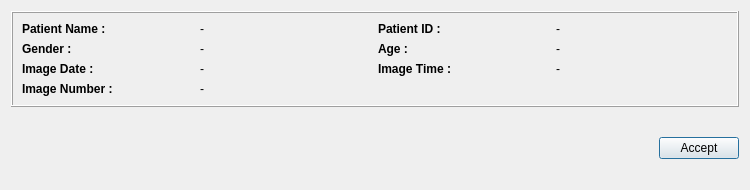
Before: the Qt Designer form starviewer/src/core/qdicomdumpbase.ui in starviewer-medical/starviewer, drawn with Qt 5.
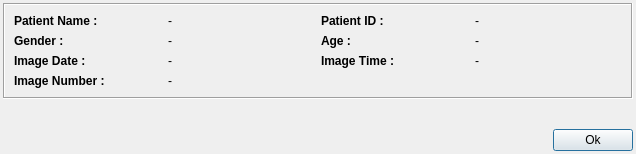
After: the same form once the commit is applied. Icons and pictures are not drawn. Custom widgets are drawn as their Qt base class.

Commit message: ENH: adequació de la GUI degut als canvis entre Qt 4.2 i 4.3

```diff
--- a/starviewer/src/core/qdicomdumpbase.ui
+++ b/starviewer/src/core/qdicomdumpbase.ui
@@ -5,21 +5,44 @@
    <rect>
     <x>0</x>
     <y>0</y>
-    <width>750</width>
-    <height>190</height>
+    <width>100</width>
+    <height>100</height>
    </rect>
   </property>
+  <property name="sizePolicy" >
+   <sizepolicy>
+    <hsizetype>5</hsizetype>
+    <vsizetype>5</vsizetype>
+    <horstretch>0</horstretch>
+    <verstretch>0</verstretch>
+   </sizepolicy>
+  </property>
   <property name="minimumSize" >
    <size>
     <width>0</width>
     <height>0</height>
    </size>
   </property>
+  <property name="maximumSize" >
+   <size>
+    <width>100</width>
+    <height>100</height>
+   </size>
+  </property>
   <property name="windowTitle" >
-   <string>Dicom dump</string>
+   <string>DICOM Data</string>
   </property>
-  <layout class="QGridLayout" >
-   <item row="0" column="0" >
+  <property name="windowIcon" >
+   <iconset resource="../main/main.qrc" >:/images/info.png</iconset>
+  </property>
+  <layout class="QVBoxLayout" >
+   <property name="margin" >
+    <number>3</number>
+   </property>
+   <property name="spacing" >
+    <number>6</number>
+   </property>
+   <item>
     <widget class="QFrame" name="Frame" >
      <property name="minimumSize" >
       <size>
@@ -31,9 +54,15 @@
       <enum>QFrame::Box</enum>
      </property>
      <property name="frameShadow" >
-      <enum>QFrame::Raised</enum>
+      <enum>QFrame::Sunken</enum>
      </property>
      <layout class="QGridLayout" >
+      <property name="margin" >
+       <number>9</number>
+      </property>
+      <property name="spacing" >
+       <number>6</number>
+      </property>
       <item row="0" column="0" >
        <widget class="QLabel" name="m_labelPatientName" >
         <property name="font" >
@@ -186,20 +215,26 @@
      </layout>
     </widget>
    </item>
-   <item row="1" column="0" >
+   <item>
     <widget class="udg::QDicomDumpMRWidget" native="1" name="m_qdicomDumpMRWidget" />
    </item>
-   <item row="2" column="0" >
+   <item>
     <widget class="QDicomDumpCTSurveyWidget" native="1" name="m_qdicomDumpCTSurveyWidget" />
    </item>
-   <item row="3" column="0" >
-    <widget class="QDicomDumpCTWidget" native="1" name="m_qdicomDumpCTWidget" />
-   </item>
-   <item row="4" column="0" >
+   <item>
     <widget class="QDicomDumpCTHelixWidget" native="1" name="m_qdicomDumpCTHelixWidget" />
    </item>
-   <item row="5" column="0" >
+   <item>
+    <widget class="QDicomDumpCTWidget" native="1" name="m_qdicomDumpCTWidget" />
+   </item>
+   <item>
     <layout class="QHBoxLayout" >
+     <property name="margin" >
+      <number>0</number>
+     </property>
+     <property name="spacing" >
+      <number>6</number>
+     </property>
      <item>
       <spacer>
        <property name="orientation" >
@@ -216,31 +251,27 @@
      <item>
       <widget class="QPushButton" name="m_pushButtonAccept" >
        <property name="text" >
-        <string>Accept</string>
+        <string>Ok</string>
+       </property>
+       <property name="icon" >
+        <iconset resource="../main/main.qrc" >:/images/button_ok.png</iconset>
+       </property>
+       <property name="default" >
+        <bool>true</bool>
        </property>
       </widget>
      </item>
     </layout>
    </item>
-   <item row="6" column="0" >
-    <spacer>
-     <property name="orientation" >
-      <enum>Qt::Vertical</enum>
-     </property>
-     <property name="sizeType" >
-      <enum>QSizePolicy::Expanding</enum>
-     </property>
-     <property name="sizeHint" >
-      <size>
-       <width>20</width>
-       <height>40</height>
-      </size>
-     </property>
-    </spacer>
-   </item>
   </layout>
  </widget>
  <customwidgets>
+  <customwidget>
+   <class>QDicomDumpCTWidget</class>
+   <extends>QWidget</extends>
+   <header>qdicomdumpctwidget.h</header>
+   <container>1</container>
+  </customwidget>
   <customwidget>
    <class>udg::QDicomDumpMRWidget</class>
    <extends>QWidget</extends>
@@ -259,12 +290,6 @@
    <header>qdicomdumpcthelixwidget.h</header>
    <container>1</container>
   </customwidget>
-  <customwidget>
-   <class>QDicomDumpCTWidget</class>
-   <extends>QWidget</extends>
-   <header>qdicomdumpctwidget.h</header>
-   <container>1</container>
-  </customwidget>
  </customwidgets>
  <resources/>
  <connections/>
```
Left out of the diff: 4 changed lines with no effect on the pictures. The commit also changes 6 other files.
